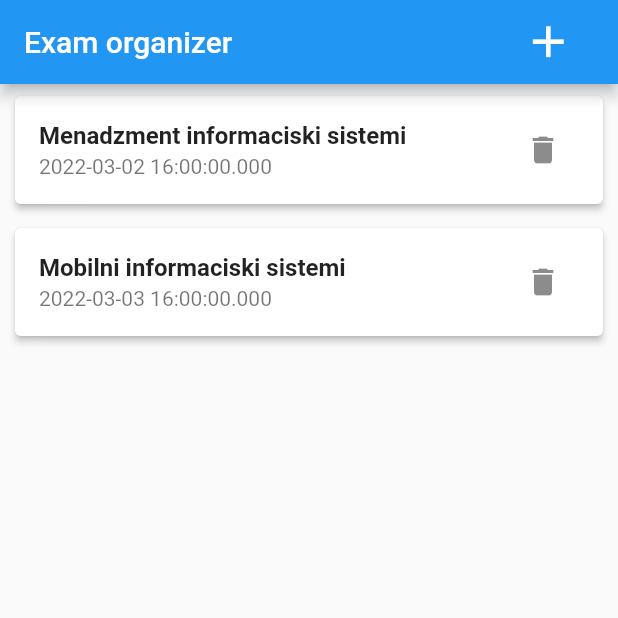
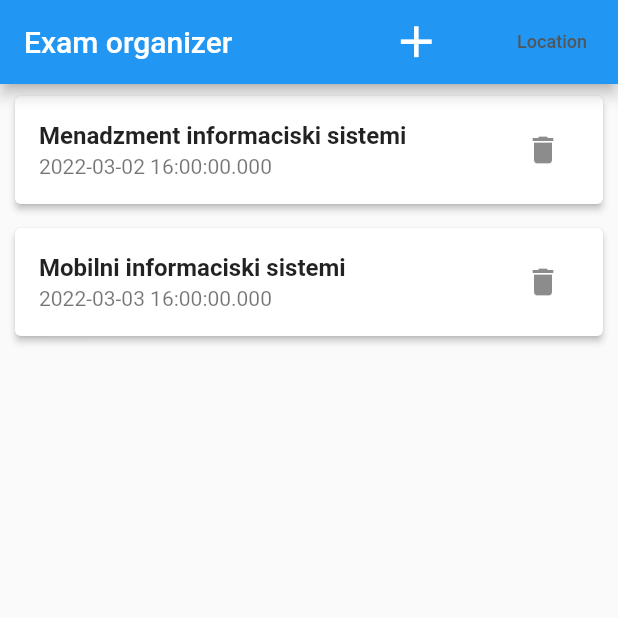
Before and after one commit to blagicagolubova/Mis_Lab5, a Flutter app: the screen it shows after launch, on a phone screen of 412 x 824 dp, the top half of it. Run offline on Flutter 3.47's test engine with Material 2 defaults, Android fonts, the phone set to English and light mode, and no system bars; our stand-ins replace geocoding, geolocator, nanoid, syncfusion_flutter_calendar; Roboto replaces fonts that are missing (Futura).

Commit message:
Second commit

```diff
--- a/lab5/lib/main.dart
+++ b/lab5/lib/main.dart
@@ -3,6 +3,7 @@ import 'package:flutter/material.dart';
 import 'package:flutter/cupertino.dart';
 import 'package:lab5/screens/calendar.dart';
 import 'package:lab5/screens/exam_detail_screen.dart';
+import 'package:lab5/screens/location.dart';
 import 'package:lab5/screens/main_screen.dart';
 
 
@@ -14,6 +15,7 @@ void main() {
       '/':(ctx) => MainScreen(),
       ExamDetailScreen.routeName: (ctx) => ExamDetailScreen(),
       CalendarScreen.routeName: (ctx) => CalendarScreen(),
+      LocationScreen.routeName: (ctx) => LocationScreen(),
     },
     theme: ThemeData(
       primarySwatch: Colors.blue,
--- a/lab5/lib/screens/main_screen.dart
+++ b/lab5/lib/screens/main_screen.dart
@@ -4,6 +4,7 @@ import 'package:flutter/cupertino.dart';
 import 'package:lab5/model/exam_item.dart';
 import 'package:lab5/screens/calendar.dart';
 import 'package:lab5/screens/exam_detail_screen.dart';
+import 'package:lab5/screens/location.dart';
 import 'package:nanoid/nanoid.dart';
 
 class MainScreen extends StatefulWidget {
@@ -66,6 +67,12 @@ class _MainScreenState extends State<MainScreen> {
     );
   }
 
+  void GetLocationScreen(BuildContext context){
+    Navigator.of(context).pushNamed(
+        LocationScreen.routeName
+    );
+  }
+
   Widget createBody(){
     return Column(
       children: [
@@ -97,7 +104,8 @@ class _MainScreenState extends State<MainScreen> {
                     )
                 );
               },
-            )
+            ),
+
         ),
 
       ],
@@ -158,7 +166,18 @@ class _MainScreenState extends State<MainScreen> {
         } ,
           icon: Icon(Icons.add, size: 35),
           padding: EdgeInsets.only(right: 40),
-        )
+        ),
+        FlatButton(
+            onPressed: () {
+              GetLocationScreen(context);
+            },
+            child: Text(
+              'Location',
+              style: TextStyle(
+                  fontFamily: 'Futura',
+                  fontSize: 12,
+                  color: Color.fromRGBO(80, 86, 89, 100)),
+            )),
       ],
     );
   }
--- a/lab5/pubspec.yaml
+++ b/lab5/pubspec.yaml
@@ -32,7 +32,8 @@ dependencies:
     sdk: flutter
   flutter_bloc: ^8.0.1
   syncfusion_flutter_calendar: ^18.4.46
-
+  geocoding: ^1.0.5
+  geolocator: ^6.1.1
 
   # The following adds the Cupertino Icons font to your application.
   # Use with the CupertinoIcons class for iOS style icons.
```
Also changed, not shown: lab5/lib/screens/location.dart (added, +69 -0 lines), lab5/pubspec.lock, 1 other file.
